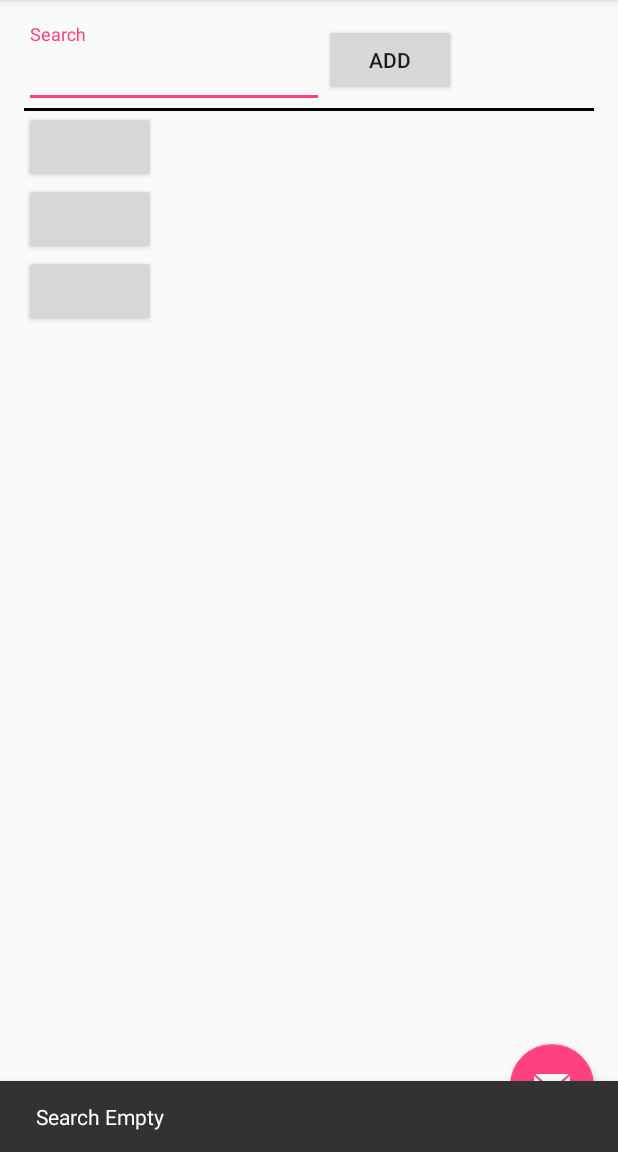
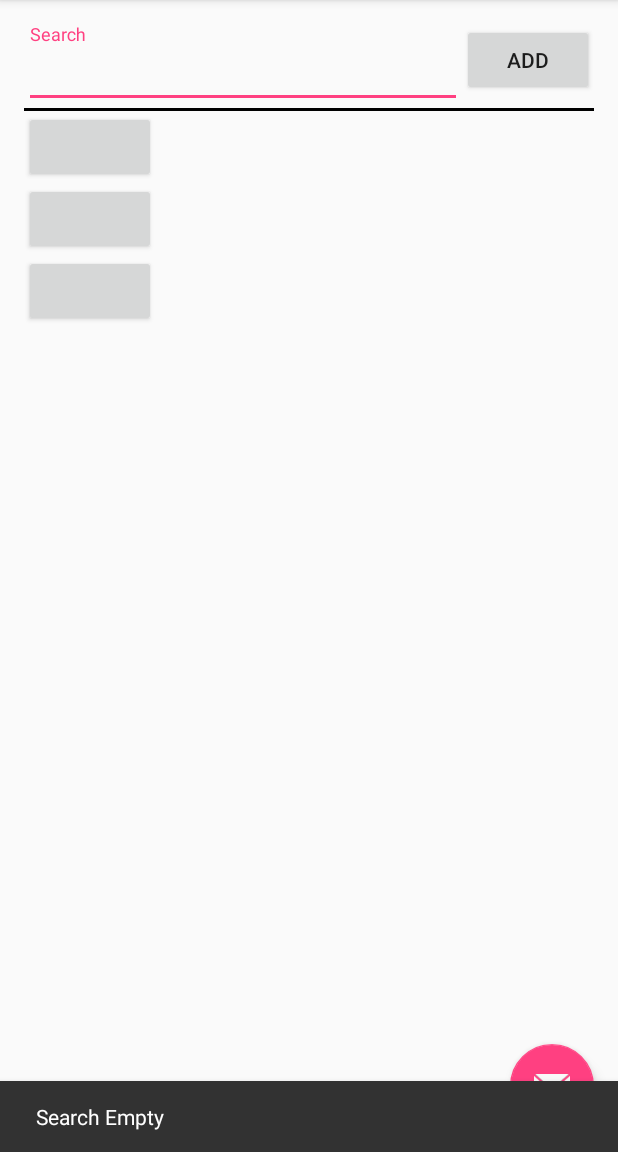
Before and after one commit to KevinVi/news_project, an Android app: the screen it shows after launch (MainActivity), after a tap on "ADD", on a phone screen of 412 x 824 dp, the part 84-1236 px from its top. Run offline under Robolectric (Android 15) with nearby library versions, the phone set to English and light mode, and no system bars.

Commit message:
petit visual update

```diff
--- a/app/src/main/java/com/kevin/first_try/ListAdapter.java
+++ b/app/src/main/java/com/kevin/first_try/ListAdapter.java
@@ -39,8 +39,8 @@ public class ListAdapter extends ArrayAdapter<Data> {
         Data p = getItem(position);
 
         if (p != null) {
-            TextView tt1 = (TextView) v.findViewById(R.id.number);
-            TextView tt2 = (TextView) v.findViewById(R.id.content);
+            TextView tt1 = (TextView) v.findViewById(R.id.number_list);
+            TextView tt2 = (TextView) v.findViewById(R.id.content_list);
 
             if (tt1 != null) {
                 tt1.setText(p.number);
--- a/app/src/main/java/com/kevin/first_try/MainActivity.java
+++ b/app/src/main/java/com/kevin/first_try/MainActivity.java
@@ -90,6 +90,7 @@ public class MainActivity extends AppCompatActivity implements View.OnClickListe
                     i.putExtra("search",title);
                     i.addFlags(Intent.FLAG_ACTIVITY_NEW_TASK);
                     getApplicationContext().startActivity(i);
+                    finish();
                 }
             });
             int buttonwidth=myButton.getText().length();
--- a/app/src/main/res/layout/content_main.xml
+++ b/app/src/main/res/layout/content_main.xml
@@ -19,14 +19,15 @@
         <android.support.design.widget.TextInputLayout
             android:id="@+id/text_input_2"
             android:layout_width="wrap_content"
-            android:minWidth="200dp"
+            android:layout_weight="1"
             android:layout_height="wrap_content">
 
             <EditText
                 android:id="@+id/text_2"
-                android:layout_width="wrap_content"
+                android:layout_width="match_parent"
                 android:layout_height="wrap_content"
-                android:minWidth="200dp"
+                android:singleLine="true"
+                android:ellipsize="start"
                 android:hint="Search" />
 
         </android.support.design.widget.TextInputLayout>
```
Also changed, not shown: app/src/main/res/layout/list_adapter.xml (+9 -5 lines).
